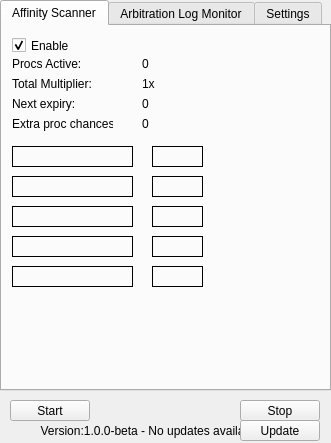
Funklebump/Smeeta-Tracker, file form.ui: the form before one commit.
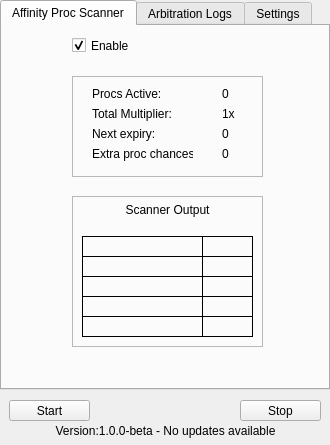
The form after the commit. The open tabs and pages were chosen to show the change. Custom widgets are drawn as their Qt base class.

Patch:
```diff
--- a/form.ui
+++ b/form.ui
@@ -6,8 +6,8 @@
    <rect>
     <x>0</x>
     <y>0</y>
-    <width>331</width>
-    <height>443</height>
+    <width>330</width>
+    <height>445</height>
    </rect>
   </property>
   <property name="windowTitle">
@@ -18,8 +18,8 @@
     <rect>
      <x>0</x>
      <y>0</y>
-     <width>331</width>
-     <height>391</height>
+     <width>330</width>
+     <height>390</height>
     </rect>
    </property>
    <property name="currentIndex">
@@ -27,116 +27,12 @@
    </property>
    <widget class="QWidget" name="tab">
     <attribute name="title">
-     <string>Affinity Scanner</string>
+     <string>Affinity Proc Scanner</string>
     </attribute>
-    <widget class="QLabel" name="label_4">
-     <property name="geometry">
-      <rect>
-       <x>10</x>
-       <y>90</y>
-       <width>101</width>
-       <height>16</height>
-      </rect>
-     </property>
-     <property name="text">
-      <string>Extra proc chances:</string>
-     </property>
-    </widget>
-    <widget class="QLabel" name="active_label">
-     <property name="geometry">
-      <rect>
-       <x>140</x>
-       <y>30</y>
-       <width>21</width>
-       <height>16</height>
-      </rect>
-     </property>
-     <property name="text">
-      <string>0</string>
-     </property>
-    </widget>
-    <widget class="QLabel" name="extra_proc_chances_label">
-     <property name="geometry">
-      <rect>
-       <x>140</x>
-       <y>90</y>
-       <width>21</width>
-       <height>16</height>
-      </rect>
-     </property>
-     <property name="text">
-      <string>0</string>
-     </property>
-    </widget>
-    <widget class="QLabel" name="total_boost_label">
-     <property name="geometry">
-      <rect>
-       <x>140</x>
-       <y>50</y>
-       <width>21</width>
-       <height>16</height>
-      </rect>
-     </property>
-     <property name="text">
-      <string>1x</string>
-     </property>
-    </widget>
-    <widget class="QLabel" name="label">
-     <property name="geometry">
-      <rect>
-       <x>10</x>
-       <y>30</y>
-       <width>71</width>
-       <height>16</height>
-      </rect>
-     </property>
-     <property name="text">
-      <string>Procs Active:</string>
-     </property>
-    </widget>
-    <widget class="QLabel" name="label_3">
-     <property name="geometry">
-      <rect>
-       <x>10</x>
-       <y>70</y>
-       <width>101</width>
-       <height>16</height>
-      </rect>
-     </property>
-     <property name="text">
-      <string>Next expiry:</string>
-     </property>
-    </widget>
-    <widget class="QLabel" name="next_expiry_label">
-     <property name="geometry">
-      <rect>
-       <x>140</x>
-       <y>70</y>
-       <width>21</width>
-       <height>16</height>
-      </rect>
-     </property>
-     <property name="text">
-      <string>0</string>
-     </property>
-    </widget>
-    <widget class="QLabel" name="label_2">
-     <property name="geometry">
-      <rect>
-       <x>10</x>
-       <y>50</y>
-       <width>111</width>
-       <height>16</height>
-      </rect>
-     </property>
-     <property name="text">
-      <string>Total Multiplier:</string>
-     </property>
-    </widget>
     <widget class="QCheckBox" name="enable_affinity_scanner_checkbox">
      <property name="geometry">
       <rect>
-       <x>10</x>
+       <x>70</x>
        <y>10</y>
        <width>72</width>
        <height>19</height>
@@ -149,188 +45,340 @@
       <bool>true</bool>
      </property>
     </widget>
-    <widget class="QLabel" name="image_label_1">
+    <widget class="QFrame" name="frame">
      <property name="geometry">
       <rect>
-       <x>150</x>
-       <y>120</y>
-       <width>51</width>
-       <height>21</height>
+       <x>70</x>
+       <y>170</y>
+       <width>191</width>
+       <height>151</height>
       </rect>
      </property>
      <property name="frameShape">
-      <enum>QFrame::Box</enum>
+      <enum>QFrame::StyledPanel</enum>
      </property>
      <property name="frameShadow">
-      <enum>QFrame::Plain</enum>
+      <enum>QFrame::Raised</enum>
      </property>
-     <property name="text">
-      <string/>
-     </property>
+     <widget class="QLabel" name="label_image_label_1">
+      <property name="geometry">
+       <rect>
+        <x>10</x>
+        <y>40</y>
+        <width>121</width>
+        <height>21</height>
+       </rect>
+      </property>
+      <property name="frameShape">
+       <enum>QFrame::Box</enum>
+      </property>
+      <property name="frameShadow">
+       <enum>QFrame::Plain</enum>
+      </property>
+      <property name="text">
+       <string/>
+      </property>
+     </widget>
+     <widget class="QLabel" name="label_image_label_2">
+      <property name="geometry">
+       <rect>
+        <x>10</x>
+        <y>60</y>
+        <width>121</width>
+        <height>21</height>
+       </rect>
+      </property>
+      <property name="frameShape">
+       <enum>QFrame::Box</enum>
+      </property>
+      <property name="frameShadow">
+       <enum>QFrame::Plain</enum>
+      </property>
+      <property name="text">
+       <string/>
+      </property>
+     </widget>
+     <widget class="QLabel" name="label_image_label_4">
+      <property name="geometry">
+       <rect>
+        <x>10</x>
+        <y>100</y>
+        <width>121</width>
+        <height>21</height>
+       </rect>
+      </property>
+      <property name="frameShape">
+       <enum>QFrame::Box</enum>
+      </property>
+      <property name="frameShadow">
+       <enum>QFrame::Plain</enum>
+      </property>
+      <property name="text">
+       <string/>
+      </property>
+     </widget>
+     <widget class="QLabel" name="image_label_5">
+      <property name="geometry">
+       <rect>
+        <x>130</x>
+        <y>120</y>
+        <width>51</width>
+        <height>21</height>
+       </rect>
+      </property>
+      <property name="frameShape">
+       <enum>QFrame::Box</enum>
+      </property>
+      <property name="text">
+       <string/>
+      </property>
+     </widget>
+     <widget class="QLabel" name="label_image_label_3">
+      <property name="geometry">
+       <rect>
+        <x>10</x>
+        <y>80</y>
+        <width>121</width>
+        <height>21</height>
+       </rect>
+      </property>
+      <property name="frameShape">
+       <enum>QFrame::Box</enum>
+      </property>
+      <property name="frameShadow">
+       <enum>QFrame::Plain</enum>
+      </property>
+      <property name="text">
+       <string/>
+      </property>
+     </widget>
+     <widget class="QLabel" name="label_image_label_5">
+      <property name="geometry">
+       <rect>
+        <x>10</x>
+        <y>120</y>
+        <width>121</width>
+        <height>21</height>
+       </rect>
+      </property>
+      <property name="frameShape">
+       <enum>QFrame::Box</enum>
+      </property>
+      <property name="frameShadow">
+       <enum>QFrame::Plain</enum>
+      </property>
+      <property name="text">
+       <string/>
+      </property>
+     </widget>
+     <widget class="QLabel" name="image_label_4">
+      <property name="geometry">
+       <rect>
+        <x>130</x>
+        <y>100</y>
+        <width>51</width>
+        <height>21</height>
+       </rect>
+      </property>
+      <property name="frameShape">
+       <enum>QFrame::Box</enum>
+      </property>
+      <property name="text">
+       <string/>
+      </property>
+     </widget>
+     <widget class="QLabel" name="image_label_1">
+      <property name="geometry">
+       <rect>
+        <x>130</x>
+        <y>40</y>
+        <width>51</width>
+        <height>21</height>
+       </rect>
+      </property>
+      <property name="frameShape">
+       <enum>QFrame::Box</enum>
+      </property>
+      <property name="frameShadow">
+       <enum>QFrame::Plain</enum>
+      </property>
+      <property name="text">
+       <string/>
+      </property>
+     </widget>
+     <widget class="QLabel" name="image_label_3">
+      <property name="geometry">
+       <rect>
+        <x>130</x>
+        <y>80</y>
+        <width>51</width>
+        <height>21</height>
+       </rect>
+      </property>
+      <property name="frameShape">
+       <enum>QFrame::Box</enum>
+      </property>
+      <property name="text">
+       <string/>
+      </property>
+     </widget>
+     <widget class="QLabel" name="image_label_2">
+      <property name="geometry">
+       <rect>
+        <x>130</x>
+        <y>60</y>
+        <width>51</width>
+        <height>21</height>
+       </rect>
+      </property>
+      <property name="frameShape">
+       <enum>QFrame::Box</enum>
+      </property>
+      <property name="text">
+       <string/>
+      </property>
+     </widget>
+     <widget class="QLabel" name="label_21">
+      <property name="geometry">
+       <rect>
+        <x>20</x>
+        <y>3</y>
+        <width>151</width>
+        <height>21</height>
+       </rect>
+      </property>
+      <property name="text">
+       <string>Scanner Output</string>
+      </property>
+      <property name="alignment">
+       <set>Qt::AlignCenter</set>
+      </property>
+     </widget>
     </widget>
-    <widget class="QLabel" name="image_label_2">
+    <widget class="QFrame" name="frame_2">
      <property name="geometry">
       <rect>
-       <x>150</x>
-       <y>150</y>
-       <width>51</width>
-       <height>21</height>
+       <x>70</x>
+       <y>50</y>
+       <width>191</width>
+       <height>101</height>
       </rect>
      </property>
      <property name="frameShape">
-      <enum>QFrame::Box</enum>
+      <enum>QFrame::StyledPanel</enum>
      </property>
-     <property name="text">
-      <string/>
-     </property>
-    </widget>
-    <widget class="QLabel" name="image_label_3">
-     <property name="geometry">
-      <rect>
-       <x>150</x>
-       <y>180</y>
-       <width>51</width>
-       <height>21</height>
-      </rect>
-     </property>
-     <property name="frameShape">
-      <enum>QFrame::Box</enum>
-     </property>
-     <property name="text">
-      <string/>
-     </property>
-    </widget>
-    <widget class="QLabel" name="image_label_4">
-     <property name="geometry">
-      <rect>
-       <x>150</x>
-       <y>210</y>
-       <width>51</width>
-       <height>21</height>
-      </rect>
-     </property>
-     <property name="frameShape">
-      <enum>QFrame::Box</enum>
-     </property>
-     <property name="text">
-      <string/>
-     </property>
-    </widget>
-    <widget class="QLabel" name="image_label_5">
-     <property name="geometry">
-      <rect>
-       <x>150</x>
-       <y>240</y>
-       <width>51</width>
-       <height>21</height>
-      </rect>
-     </property>
-     <property name="frameShape">
-      <enum>QFrame::Box</enum>
-     </property>
-     <property name="text">
-      <string/>
-     </property>
-    </widget>
-    <widget class="QLabel" name="label_image_label_1">
-     <property name="geometry">
-      <rect>
-       <x>10</x>
-       <y>120</y>
-       <width>121</width>
-       <height>21</height>
-      </rect>
-     </property>
-     <property name="frameShape">
-      <enum>QFrame::Box</enum>
-     </property>
      <property name="frameShadow">
-      <enum>QFrame::Plain</enum>
+      <enum>QFrame::Raised</enum>
      </property>
-     <property name="text">
-      <string/>
-     </property>
-    </widget>
-    <widget class="QLabel" name="label_image_label_2">
-     <property name="geometry">
-      <rect>
-       <x>10</x>
-       <y>150</y>
-       <width>121</width>
-       <height>21</height>
-      </rect>
-     </property>
-     <property name="frameShape">
-      <enum>QFrame::Box</enum>
-     </property>
-     <property name="frameShadow">
-      <enum>QFrame::Plain</enum>
-     </property>
-     <property name="text">
-      <string/>
-     </property>
-    </widget>
-    <widget class="QLabel" name="label_image_label_3">
-     <property name="geometry">
-      <rect>
-       <x>10</x>
-       <y>180</y>
-       <width>121</width>
-       <height>21</height>
-      </rect>
-     </property>
-     <property name="frameShape">
-      <enum>QFrame::Box</enum>
-     </property>
-     <property name="frameShadow">
-      <enum>QFrame::Plain</enum>
-     </property>
-     <property name="text">
-      <string/>
-     </property>
-    </widget>
-    <widget class="QLabel" name="label_image_label_4">
-     <property name="geometry">
-      <rect>
-       <x>10</x>
-       <y>210</y>
-       <width>121</width>
-       <height>21</height>
-      </rect>
-     </property>
-     <property name="frameShape">
-      <enum>QFrame::Box</enum>
-     </property>
-     <property name="frameShadow">
-      <enum>QFrame::Plain</enum>
-     </property>
-     <property name="text">
-      <string/>
-     </property>
-    </widget>
-    <widget class="QLabel" name="label_image_label_5">
-     <property name="geometry">
-      <rect>
-       <x>10</x>
-       <y>240</y>
-       <width>121</width>
-       <height>21</height>
-      </rect>
-     </property>
-     <property name="frameShape">
-      <enum>QFrame::Box</enum>
-     </property>
-     <property name="frameShadow">
-      <enum>QFrame::Plain</enum>
-     </property>
-     <property name="text">
-      <string/>
-     </property>
+     <widget class="QLabel" name="extra_proc_chances_label">
+      <property name="geometry">
+       <rect>
+        <x>150</x>
+        <y>70</y>
+        <width>21</width>
+        <height>16</height>
+       </rect>
+      </property>
+      <property name="text">
+       <string>0</string>
+      </property>
+     </widget>
+     <widget class="QLabel" name="active_label">
+      <property name="geometry">
+       <rect>
+        <x>150</x>
+        <y>10</y>
+        <width>21</width>
+        <height>16</height>
+       </rect>
+      </property>
+      <property name="text">
+       <string>0</string>
+      </property>
+     </widget>
+     <widget class="QLabel" name="label_3">
+      <property name="geometry">
+       <rect>
+        <x>20</x>
+        <y>50</y>
+        <width>101</width>
+        <height>16</height>
+       </rect>
+      </property>
+      <property name="text">
+       <string>Next expiry:</string>
+      </property>
+     </widget>
+     <widget class="QLabel" name="label_2">
+      <property name="geometry">
+       <rect>
+        <x>20</x>
+        <y>30</y>
+        <width>111</width>
+        <height>16</height>
+       </rect>
+      </property>
+      <property name="text">
+       <string>Total Multiplier:</string>
+      </property>
+     </widget>
+     <widget class="QLabel" name="label_4">
+      <property name="geometry">
+       <rect>
+        <x>20</x>
+        <y>70</y>
+        <width>101</width>
+        <height>16</height>
+       </rect>
+      </property>
+      <property name="text">
+       <string>Extra proc chances:</string>
+      </property>
+     </widget>
+     <widget class="QLabel" name="label">
+      <property name="geometry">
+       <rect>
+        <x>20</x>
+        <y>10</y>
+        <width>71</width>
+        <height>16</height>
+       </rect>
+      </property>
+      <property name="text">
+       <string>Procs Active:</string>
+      </property>
+     </widget>
+     <widget class="QLabel" name="total_boost_label">
+      <property name="geometry">
+       <rect>
+        <x>150</x>
+        <y>30</y>
+        <width>21</width>
+        <height>16</height>
+       </rect>
+      </property>
+      <property name="text">
+       <string>1x</string>
+      </property>
+     </widget>
+     <widget class="QLabel" name="next_expiry_label">
+      <property name="geometry">
+       <rect>
+        <x>150</x>
+        <y>50</y>
+        <width>21</width>
+        <height>16</height>
+       </rect>
+      </property>
+      <property name="text">
+       <string>0</string>
+      </property>
+     </widget>
     </widget>
    </widget>
    <widget class="QWidget" name="tab_3">
     <attribute name="title">
-     <string>Arbitration Log Monitor</string>
+     <string>Arbitration Logs</string>
     </attribute>
     <widget class="QPushButton" name="analyze_ee_log_button">
      <property name="geometry">
@@ -1317,9 +1365,9 @@
   <widget class="QPushButton" name="start_button">
    <property name="geometry">
     <rect>
-     <x>10</x>
+     <x>9</x>
      <y>400</y>
-     <width>80</width>
+     <width>81</width>
      <height>21</height>
     </rect>
    </property>
@@ -1338,7 +1386,7 @@
     <rect>
      <x>240</x>
      <y>400</y>
-     <width>80</width>
+     <width>81</width>
      <height>21</height>
     </rect>
    </property>
@@ -1351,7 +1399,7 @@
     <rect>
      <x>10</x>
      <y>420</y>
-     <width>281</width>
+     <width>311</width>
      <height>21</height>
     </rect>
    </property>
@@ -1362,20 +1410,20 @@
     <set>Qt::AlignCenter</set>
    </property>
   </widget>
-  <widget class="QPushButton" name="update_button">
-   <property name="geometry">
-    <rect>
-     <x>240</x>
-     <y>420</y>
-     <width>80</width>
-     <height>21</height>
-    </rect>
-   </property>
-   <property name="text">
-    <string>Update</string>
-   </property>
-  </widget>
  </widget>
+ <customwidgets>
+  <customwidget>
+   <class>StickyDoubleSpinBox</class>
+   <extends>QDoubleSpinBox</extends>
+   <header>main.h</header>
+  </customwidget>
+  <customwidget>
+   <class>ColorWidget</class>
+   <extends>QWidget</extends>
+   <header>main.h</header>
+   <container>1</container>
+  </customwidget>
+ </customwidgets>
  <resources/>
  <connections/>
 </ui>
```
Left out of the diff: 735 changed lines with no effect on the pictures.
